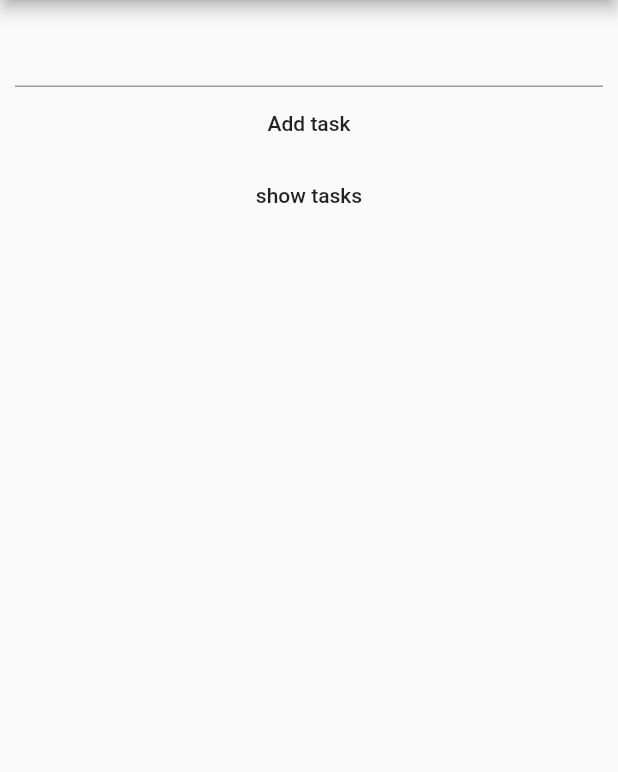
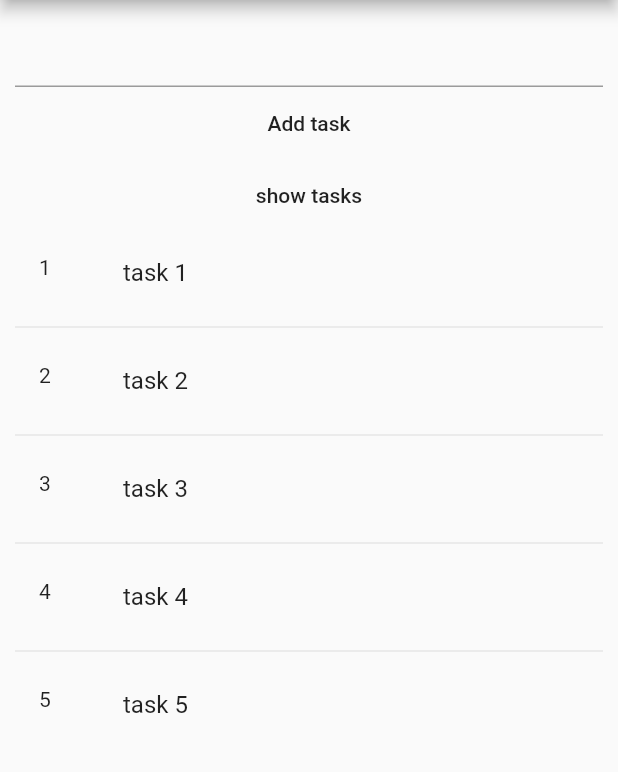
Before and after one commit to MadhanGannarapu/ecom, a Flutter app: the screen it shows after launch, after a tap on "show tasks", on a phone screen of 412 x 824 dp, the part 84-856 px from its top. Run offline on Flutter 3.47's test engine with Material 2 defaults, Android fonts, the phone set to English and light mode, and no system bars; our stand-ins replace sqflite; accounts and stored records are empty.

```diff
--- /dev/null
+++ b/assets/tasks.json
@@ -0,0 +1,22 @@
+[
+    {
+        "id": 1,
+        "name": "task 1"
+    },
+    {
+        "id": 2,
+        "name": "task 2"
+    },
+    {
+        "id": 3,
+        "name": "task 3"
+    },
+    {
+        "id": 4,
+        "name": "task 4"
+    },
+    {
+        "id": 5,
+        "name": "task 5"
+    }
+]
--- a/lib/database.dart
+++ /dev/null
@@ -1,5 +0,0 @@
-// import 'package:sqflite/sqflite.dart';
-
-// class Database{
-
-// }
--- a/lib/main.dart
+++ b/lib/main.dart
@@ -2,6 +2,8 @@ import 'package:ecomapp/models/task_model.dart';
 import 'package:flutter/material.dart';
 
 // import 'package:sqflite/sqflite.dart';
+// import 'package:provider/provider.dart';
+
 
 void main() {
   runApp(MyApp());
--- a/lib/models/task_model.dart
+++ b/lib/models/task_model.dart
@@ -1,3 +1,6 @@
+import 'dart:convert';
+
+import 'package:flutter/services.dart';
 import 'package:sqflite/sqflite.dart';
 import 'package:path/path.dart';
 
@@ -6,11 +9,16 @@ final String columnId = "id";
 final String columnName = "name";
 
 class Task {
-  final String name;
+  String name;
   int id;
   Task({this.name, this.id});
   Map<String, dynamic> toMap() {
     return {columnName: this.name, columnId: this.id};
+  }
+
+  Task.fromMap(Map<String, dynamic> map) {
+    id = map[columnId];
+    name = map[columnName];
   }
 }
 
@@ -21,14 +29,30 @@ class TodoHelper {
     initDatabase();
   }
   Future<void> initDatabase() async {
+    print("\n\ndb initilized\n\n");
     db = await openDatabase(
       join(await getDatabasesPath(), "ecom.db"),
-      onCreate: (db, version) {
-        return db.execute(
+      onCreate: (db, version) async {
+        await db.execute(
             "CREATE TABLE $tableName($columnId INTEGER PRIMARY KEY AUTOINCREMENT, $columnName TEXT)");
       },
       version: 1,
     );
+    await loadDataFromFile(db);
+    // return db;
+  }
+
+  loadDataFromFile(Database db) async {
+    print("\n\n loading data from file\n\n");
+    Batch batch = db.batch();
+    String loadTasks = await rootBundle.loadString("assets/tasks.json");
+    List tasksList = json.decode(loadTasks);
+    print(tasksList);
+    tasksList.forEach((val) {
+      Task task = Task.fromMap(val);
+      batch.insert("todo", task.toMap());
+    });
+     var results = await batch.commit();
   }
 
   Future<void> insertTask(Task task) async {
--- a/pubspec.yaml
+++ b/pubspec.yaml
@@ -25,6 +25,7 @@ dependencies:
     sdk: flutter
   sqflite: ^1.3.1
   path_provider: ^1.6.11
+  provider: ^4.1.3
 
 
   # The following adds the Cupertino Icons font to your application.
@@ -47,7 +48,8 @@ flutter:
   uses-material-design: true
 
   # To add assets to your application, add an assets section, like this:
-  # assets:
+  assets:
+    - assets/tasks.json
   #   - images/a_dot_burr.jpeg
   #   - images/a_dot_ham.jpeg
 
```
Also changed, not shown: lib/local_database.dart (added, +32 -0 lines), lib/models/products_model.dart (added, +10 -0 lines), pubspec.lock.
